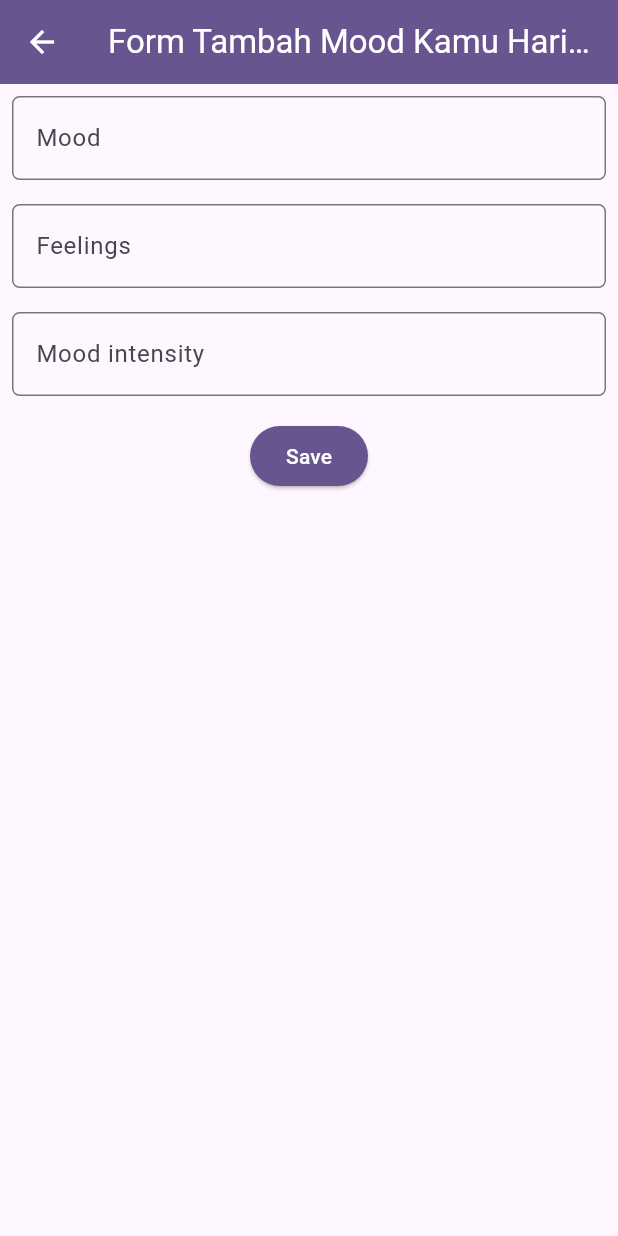
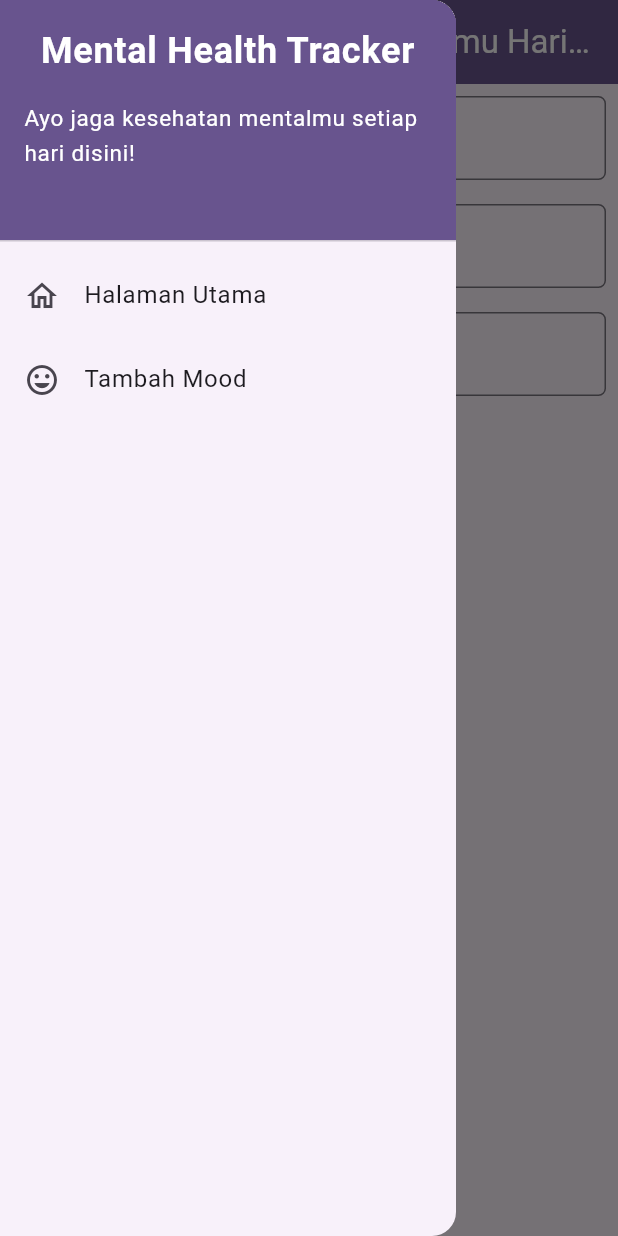
Before and after one commit to MaulRai/mental-health-tracker-mobile, a Flutter app: the MoodEntryFormPage screen opened directly, with the side drawer open (before the commit the screen has no drawer), on a phone screen of 412 x 824 dp. Run offline on Flutter 3.47's test engine with Material 3 defaults, Android fonts, the phone set to English and light mode, and no system bars.

Commit message:
done tut 7

```diff
--- a/lib/screens/menu.dart
+++ b/lib/screens/menu.dart
@@ -1,5 +1,4 @@
 import 'package:flutter/material.dart';
-import 'package:mental_health_tracker/screens/moodentry_form.dart';
 import 'package:mental_health_tracker/widgets/left_drawer.dart';
 import 'package:mental_health_tracker/widgets/mood_card.dart';
 
--- a/lib/screens/moodentry_form.dart
+++ b/lib/screens/moodentry_form.dart
@@ -1,5 +1,5 @@
 import 'package:flutter/material.dart';
-// TODO: Impor drawer yang sudah dibuat sebelumnya
+import 'package:mental_health_tracker/widgets/left_drawer.dart';
 
 class MoodEntryFormPage extends StatefulWidget {
   const MoodEntryFormPage({super.key});
@@ -26,7 +26,7 @@ class _MoodEntryFormPageState extends State<MoodEntryFormPage> {
         backgroundColor: Theme.of(context).colorScheme.primary,
         foregroundColor: Colors.white,
       ),
-      // TODO: Tambahkan drawer yang sudah dibuat di sini
+      drawer: const LeftDrawer(),
       body: Form(
         key: _formKey,
         child: SingleChildScrollView(
@@ -111,7 +111,7 @@ class _MoodEntryFormPageState extends State<MoodEntryFormPage> {
                   padding: const EdgeInsets.all(8.0),
                   child: ElevatedButton(
                     style: ButtonStyle(
-                      backgroundColor: MaterialStateProperty.all(
+                      backgroundColor: WidgetStateProperty.all(
                           Theme.of(context).colorScheme.primary),
                     ),
                     onPressed: () {
@@ -126,7 +126,8 @@ class _MoodEntryFormPageState extends State<MoodEntryFormPage> {
                                   crossAxisAlignment: CrossAxisAlignment.start,
                                   children: [
                                     Text('Mood: $_mood'),
-                                    // TODO: Munculkan value-value lainnya
+                                    Text('Feeling: $_feelings'),
+                                    Text('Mood Intensity: $_moodIntensity'),
                                   ],
                                 ),
                               ),
--- a/lib/widgets/left_drawer.dart
+++ b/lib/widgets/left_drawer.dart
@@ -30,7 +30,6 @@ class LeftDrawer extends StatelessWidget {
                   alignment: Alignment.center,
                   child: Text(
                     "Ayo jaga kesehatan mentalmu setiap hari disini!",
-                    // TODO: Tambahkan gaya teks dengan center alignment, font ukuran 15, warna putih, dan weight biasa
                     style: TextStyle(color: Colors.white, fontSize: 15),
                   ),
                 ),
@@ -57,7 +56,7 @@ class LeftDrawer extends StatelessWidget {
               Navigator.pushReplacement(
                   context,
                   MaterialPageRoute(
-                    builder: (context) => MoodEntryFormPage(),
+                    builder: (context) => const MoodEntryFormPage(),
                   ));
             },
           ),
--- a/lib/widgets/mood_card.dart
+++ b/lib/widgets/mood_card.dart
@@ -37,13 +37,13 @@ class ItemCard extends StatelessWidget {
             Navigator.push(
                   context,
                   MaterialPageRoute(
-                    builder: (context) => MoodEntryFormPage(),
+                    builder: (context) => const MoodEntryFormPage(),
                   ));
           } else if (item.name == "Tambah Mood") {
             Navigator.push(
                   context,
                   MaterialPageRoute(
-                    builder: (context) => MoodEntryFormPage(),
+                    builder: (context) => const MoodEntryFormPage(),
                   ));
           } else if (item.name == "Logout") {
             // Navigator.pushReplacement(
```
